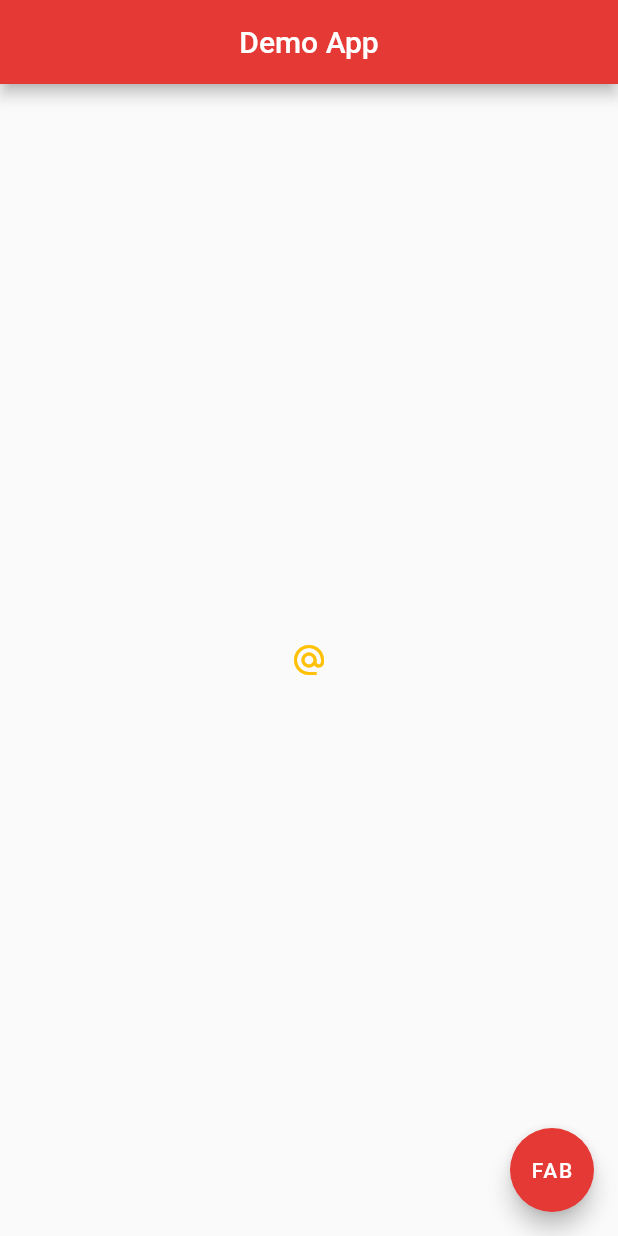
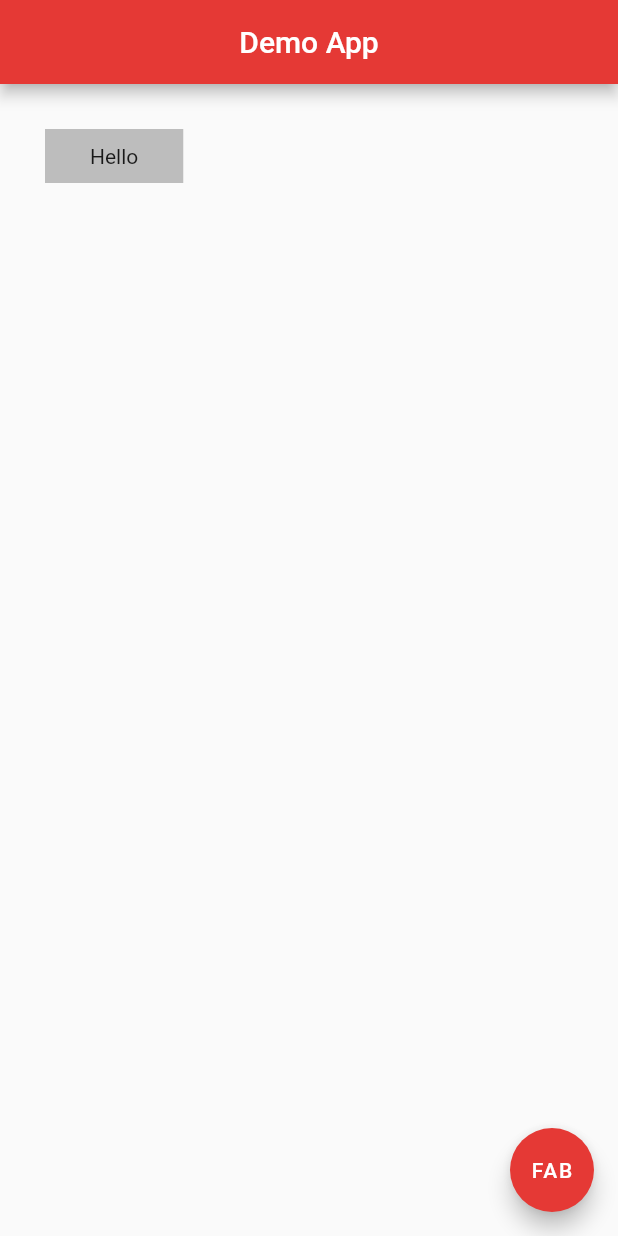
Before and after one commit to jscastanos/labs2020, a Flutter app: the screen it shows after launch, on a phone screen of 412 x 824 dp. Run offline on Flutter 3.47's test engine with Material 2 defaults, Android fonts, the phone set to English and light mode, and no system bars.

Commit message:
Container with Padding and Margin

```diff
--- a/lib/main.dart
+++ b/lib/main.dart
@@ -13,14 +13,15 @@
         centerTitle: true,
         backgroundColor: Colors.red[600],
       ),
-      body: Center(
-          child: IconButton(
-        onPressed: () {
-          print('you clicked me');
-        },
-        icon: Icon(Icons.alternate_email),
-        color: Colors.amber,
-      )),
+      body: Container(
+        padding: EdgeInsets.symmetric(
+          horizontal: 30.0,
+          vertical: 10.0,
+        ),
+        margin: EdgeInsets.all(30.0),
+        color: Colors.grey[400],
+        child: Text('Hello'),
+      ),
       floatingActionButton: FloatingActionButton(
         onPressed: () {},
         child: Text('FAB'),
```
